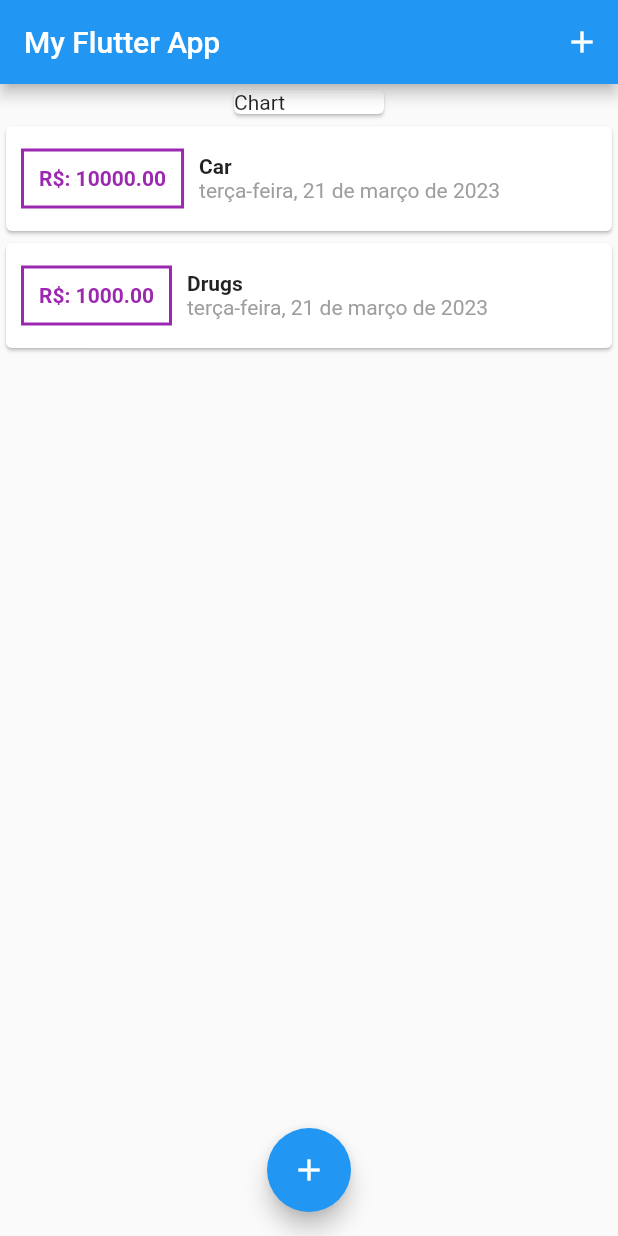
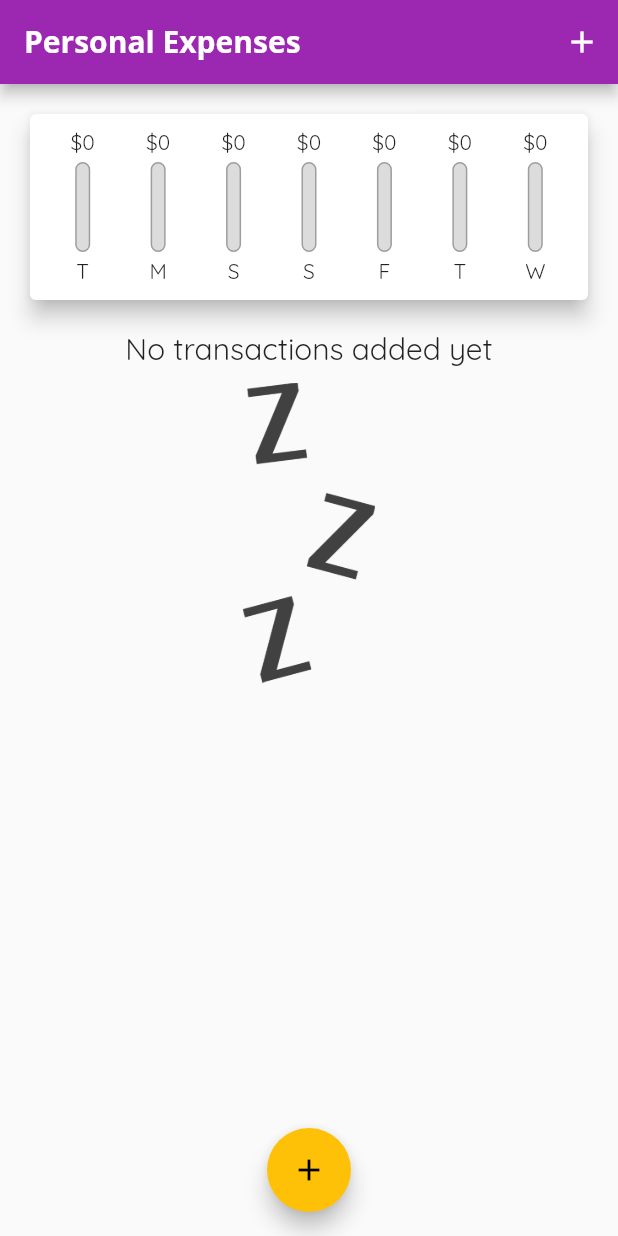
Before and after one commit to GBRRIBEIRO/flutterExpensesTracker, a Flutter app: the screen it shows after launch, on a phone screen of 412 x 824 dp. Run offline on Flutter 3.47's test engine with Material 2 defaults, Android fonts, the phone set to English and light mode, and no system bars.

Commit message:
added chart

```diff
--- a/lib/main.dart
+++ b/lib/main.dart
@@ -7,6 +7,7 @@ import 'package:personal_expenses/widgets/new_transaction.dart';
 import 'package:personal_expenses/widgets/transactions_list.dart';
 
 import './models/transaction.dart';
+import 'widgets/chart.dart';
 
 void main() {
   runApp(MyApp());
@@ -16,10 +17,19 @@ class MyApp extends StatelessWidget {
   @override
   Widget build(BuildContext context) {
     return MaterialApp(
-      title: 'Flutter Demo',
+      title: 'Personal Expenses',
       theme: ThemeData(
-        primarySwatch: Colors.blue,
-      ),
+          primarySwatch: Colors.purple,
+          accentColor: Colors.amber,
+          fontFamily: 'Quicksand',
+          appBarTheme: AppBarTheme(
+            textTheme: ThemeData.light().textTheme.copyWith(
+                    titleLarge: TextStyle(
+                  fontFamily: 'OpenSans',
+                  fontSize: 20,
+                  fontWeight: FontWeight.bold,
+                )),
+          )),
       home: MyHomePage(),
     );
   }
@@ -32,19 +42,30 @@ class MyHomePage extends StatefulWidget {
 
 class _MyHomePageState extends State<MyHomePage> {
   final List<Transaction> _userTransactions = [
-    Transaction(
-      id: '1',
-      title: 'Car',
-      value: 10000,
-      date: DateTime.now(),
-    ),
-    Transaction(
-      id: '2',
-      title: 'Drugs',
-      value: 1000,
-      date: DateTime.now(),
-    )
+    // Transaction(
+    //   id: '1',
+    //   title: 'Car',
+    //   value: 10000,
+    //   date: DateTime.now(),
+    // ),
+    // Transaction(
+    //   id: '2',
+    //   title: 'Drugs',
+    //   value: 1000,
+    //   date: DateTime.now(),
+    // )
   ];
+
+  List<Transaction> get _recentTransactions {
+    //'.where' methof returns a "new list" where the conditions met
+    //It's currently returning a list of the user transactions where the days are after 7 ago
+
+    return _userTransactions.where((tx) {
+      return tx.date.isAfter(DateTime.now().subtract(
+        Duration(days: 7),
+      ));
+    }).toList();
+  }
 
   void _addNewTransaction(String titleTx, double valueTx) {
     final newTx = Transaction(
@@ -71,7 +92,7 @@ class _MyHomePageState extends State<MyHomePage> {
     initializeDateFormatting();
     return Scaffold(
       appBar: AppBar(
-        title: Text('My Flutter App'),
+        title: Text('Personal Expenses'),
         actions: <Widget>[
           IconButton(
             onPressed: () {
@@ -83,12 +104,7 @@ class _MyHomePageState extends State<MyHomePage> {
       ),
       body: SingleChildScrollView(
         child: Column(children: [
-          Card(
-            child: Container(
-              child: Text('Chart'),
-              width: 100,
-            ),
-          ),
+          Chart(_recentTransactions),
           TransactionList(_userTransactions),
         ]),
       ),
--- /dev/null
+++ b/lib/widgets/chart.dart
@@ -0,0 +1,80 @@
+import 'package:flutter/material.dart';
+import 'package:intl/intl.dart';
+import 'package:personal_expenses/models/transaction.dart';
+import 'package:personal_expenses/widgets/chart_bar.dart';
+
+class Chart extends StatelessWidget {
+  final List<Transaction> recentTransactions;
+
+  Chart(this.recentTransactions);
+
+  //Get refers to a getter that is a function that the only reason to exist is to return something
+  //This getter returns a list generated by the List method 'generate' which generates a list with limited length
+  //The generated list is a list of maps that contains a string and an object
+
+  List<Map<String, Object>> get groupedTransactionsValues {
+    return List.generate(7, (index) {
+      //weekDay will contain the last 7 days of the week counting from now ('DateTime.now()')
+      final weekDay = DateTime.now().subtract(
+        Duration(days: index),
+      );
+
+      //totalSum is a variable that will contain the total expenses of a day
+      double totalSum = 0.0;
+
+      //This for loop loops through the recentTransactions list to find the exact same day that is inside of 'weekDay',
+      //take the expenses of that day and put it on the 'totalSum'
+
+      for (var i = 0; i < recentTransactions.length; i++) {
+        if (recentTransactions[i].date.day == weekDay.day &&
+            recentTransactions[i].date.month == weekDay.month &&
+            recentTransactions[i].date.year == weekDay.year) {
+          totalSum += recentTransactions[i].value;
+        }
+      }
+      //Returns the Map<String,Object>>
+      return {
+        //substring syntax = ('start letter', 'finishing letter')
+        'day': DateFormat.E().format(weekDay).substring(0, 1),
+        'amount': totalSum
+      };
+    });
+  }
+
+  double get totalSpending {
+    //Fold changes a list to another type
+    //Calculates the total spending of the week
+    //The syntax is, ('inicial value', ('total','item of the list'))
+
+    return groupedTransactionsValues.fold(0.0, (sum, item) {
+      return sum + (item['amount'] as double);
+    });
+  }
+
+  @override
+  Widget build(BuildContext context) {
+    return Card(
+      elevation: 6,
+      margin: EdgeInsets.all(20),
+      child: Padding(
+        padding: EdgeInsets.all(10),
+        child: Row(
+            mainAxisAlignment: MainAxisAlignment.spaceAround,
+            children: <Widget>[
+              ...groupedTransactionsValues.map((tx) {
+                return Flexible(
+                  //Make the child use the avaliable space
+                  fit: FlexFit.tight,
+                  child: ChartBar(
+                      tx['day'].toString(),
+                      (tx['amount'] as double),
+                      totalSpending == 0.0
+                          ? 0.0
+                          : (tx['amount'] as double) / totalSpending),
+                );
+              })
+            ]),
+      ),
+    );
+  }
+}
--- /dev/null
+++ b/lib/widgets/chart_bar.dart
@@ -0,0 +1,54 @@
+import 'package:flutter/material.dart';
+
+class ChartBar extends StatelessWidget {
+  final String label;
+  final double spendingAmount;
+  final double spendingPorcentageOfTotal;
+
+  ChartBar(this.label, this.spendingAmount, this.spendingPorcentageOfTotal);
+
+  @override
+  Widget build(BuildContext context) {
+    return Column(
+      children: [
+        //FittedBox makes things shrink
+        FittedBox(
+          child: Text('\$${spendingAmount.toStringAsFixed(0)}'),
+        ),
+        SizedBox(
+          height: 4,
+        ),
+        Container(
+          height: 60,
+          width: 10,
+          child: Stack(
+            children: [
+              Container(
+                decoration: BoxDecoration(
+                  border: Border.all(
+                    color: Colors.grey,
+                    width: 1,
+                  ),
+                  color: Color.fromRGBO(220, 220, 220, 1),
+                  borderRadius: BorderRadius.circular(10),
+                ),
+              ),
+              FractionallySizedBox(
+                heightFactor: spendingPorcentageOfTotal,
+                child: Container(
+                    decoration: BoxDecoration(
+                  color: Theme.of(context).primaryColor,
+                  borderRadius: BorderRadius.circular(10),
+                )),
+              )
+            ],
+          ),
+        ),
+        SizedBox(
+          height: 4,
+        ),
+        Text(label),
+      ],
+    );
+  }
+}
--- a/lib/widgets/new_transaction.dart
+++ b/lib/widgets/new_transaction.dart
@@ -50,7 +50,9 @@ class _NewTransactionState extends State<NewTransaction> {
             onPressed: submitData,
             child: Text(
               'Add Transaction',
-              style: TextStyle(color: Colors.purple),
+              style: TextStyle(
+                color: Theme.of(context).primaryColor,
+              ),
             ),
           )
         ]),
--- a/lib/widgets/transactions_list.dart
+++ b/lib/widgets/transactions_list.dart
@@ -14,7 +14,26 @@ class TransactionList extends StatelessWidget {
   Widget build(BuildContext context) {
     return Container(
         height: 300,
-        child: ListView.builder(
+        child: _userTransactions.isEmpty
+            ? Column(
+                children: [
+                  Text(
+                    'No transactions added yet',
+                    style: Theme.of(context).textTheme.titleLarge,
+                  ),
+                  SizedBox(
+                    height: 10,
+                  ),
+                  Container(
+                    height: 200,
+                    child: Image.asset(
+                      'assets/images/waiting.png',
+                      fit: BoxFit.cover,
+                    ),
+                  )
+                ],
+              )
+            : ListView.builder(
                 itemBuilder: (ctx, index) {
                   return Card(
                       child: Row(
@@ -23,15 +42,16 @@ class TransactionList extends StatelessWidget {
                         child: Text(
                           "R\$: ${_userTransactions[index].value.toStringAsFixed(2)}",
                           style: TextStyle(
-                      color: Colors.purple,
+                            color: Theme.of(context).primaryColor,
                             fontWeight: FontWeight.bold,
                           ),
                         ),
-                  margin: EdgeInsets.symmetric(vertical: 15, horizontal: 10),
+                        margin:
+                            EdgeInsets.symmetric(vertical: 15, horizontal: 10),
                         padding: EdgeInsets.all(10),
                         decoration: BoxDecoration(
                             border: Border.all(
-                    color: Colors.purple,
+                          color: Theme.of(context).primaryColor,
                           width: 2,
                         )),
                       ),
@@ -39,9 +59,7 @@ class TransactionList extends StatelessWidget {
                         children: [
                           Text(
                             _userTransactions[index].title,
-                      style: TextStyle(
-                        fontWeight: FontWeight.bold,
-                      ),
+                            style: Theme.of(context).textTheme.titleLarge,
                           ),
                           Text(
                             DateFormat.yMMMMEEEEd('pt_BR')
```
Also changed, not shown: pubspec.yaml (+13 -6 lines), assets/fonts/OpenSans-Bold.ttf (added), assets/fonts/OpenSans-Regular.ttf (added), assets/fonts/Quicksand-Bold.ttf (added), assets/fonts/Quicksand-Light.ttf (added), assets/fonts/Quicksand-Medium.ttf (added), assets/fonts/Quicksand-Regular.ttf (added), assets/images/waiting.png (added). Lines whose indentation alone changed are shown as unchanged.
